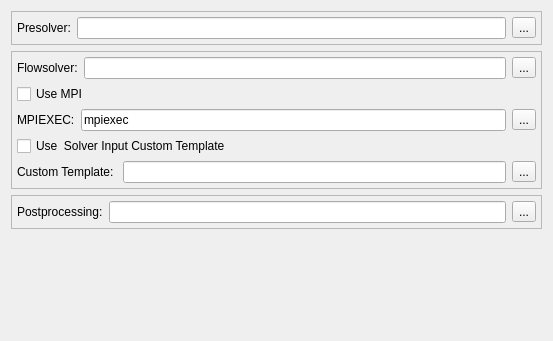
Above: Code/Source/Plugins/org.sv.gui.qt.simulation/src/internal/svSimulationPreferencePage.ui from SimVascular/SimVascular before the change. Below: the same form after it.
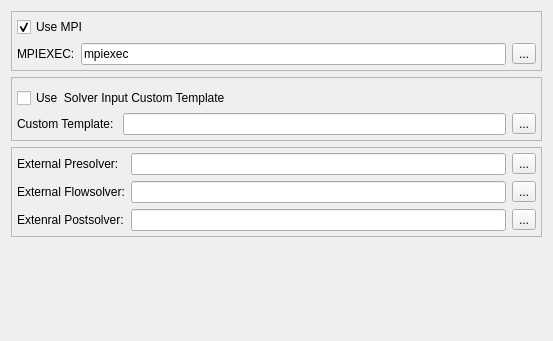
That is the form after the change.

Commit message: create a folder to export data or results; use external solvers if interal ones not exist

The edit to the form file:
```diff
--- a/Code/Source/Plugins/org.sv.gui.qt.simulation/src/internal/svSimulationPreferencePage.ui
+++ b/Code/Source/Plugins/org.sv.gui.qt.simulation/src/internal/svSimulationPreferencePage.ui
@@ -22,7 +22,7 @@
      <property name="frameShadow">
       <enum>QFrame::Raised</enum>
      </property>
-     <layout class="QGridLayout" name="gridLayout">
+     <layout class="QVBoxLayout" name="verticalLayout_3">
       <property name="leftMargin">
        <number>5</number>
       </property>
@@ -35,85 +35,6 @@
       <property name="bottomMargin">
        <number>5</number>
       </property>
-      <item row="0" column="0">
-       <widget class="QLabel" name="label">
-        <property name="text">
-         <string>Presolver:</string>
-        </property>
-       </widget>
-      </item>
-      <item row="0" column="1">
-       <widget class="QLineEdit" name="lineEditPresolverPath"/>
-      </item>
-      <item row="0" column="2">
-       <widget class="QToolButton" name="toolButtonPresolver">
-        <property name="text">
-         <string>...</string>
-        </property>
-       </widget>
-      </item>
-     </layout>
-    </widget>
-   </item>
-   <item>
-    <widget class="QFrame" name="frame_4">
-     <property name="frameShape">
-      <enum>QFrame::StyledPanel</enum>
-     </property>
-     <property name="frameShadow">
-      <enum>QFrame::Raised</enum>
-     </property>
-     <layout class="QVBoxLayout" name="verticalLayout_2">
-      <property name="spacing">
-       <number>5</number>
-      </property>
-      <property name="leftMargin">
-       <number>5</number>
-      </property>
-      <property name="topMargin">
-       <number>5</number>
-      </property>
-      <property name="rightMargin">
-       <number>5</number>
-      </property>
-      <property name="bottomMargin">
-       <number>5</number>
-      </property>
-      <item>
-       <widget class="QWidget" name="widget_2" native="true">
-        <layout class="QGridLayout" name="gridLayout_3">
-         <property name="leftMargin">
-          <number>0</number>
-         </property>
-         <property name="topMargin">
-          <number>0</number>
-         </property>
-         <property name="rightMargin">
-          <number>0</number>
-         </property>
-         <property name="bottomMargin">
-          <number>0</number>
-         </property>
-         <item row="0" column="0">
-          <widget class="QLabel" name="label_2">
-           <property name="text">
-            <string>Flowsolver:</string>
-           </property>
-          </widget>
-         </item>
-         <item row="0" column="2">
-          <widget class="QToolButton" name="toolButtonFlowsolver">
-           <property name="text">
-            <string>...</string>
-           </property>
-          </widget>
-         </item>
-         <item row="0" column="1">
-          <widget class="QLineEdit" name="lineEditFlowsolverPath"/>
-         </item>
-        </layout>
-       </widget>
-      </item>
       <item>
        <widget class="QWidget" name="widget_3" native="true">
         <layout class="QHBoxLayout" name="horizontalLayout_2">
@@ -134,6 +55,9 @@
            <property name="text">
             <string>Use MPI   </string>
            </property>
+           <property name="checked">
+            <bool>true</bool>
+           </property>
           </widget>
          </item>
         </layout>
@@ -178,6 +102,51 @@
         </layout>
        </widget>
       </item>
+     </layout>
+    </widget>
+   </item>
+   <item>
+    <widget class="QFrame" name="frame_4">
+     <property name="frameShape">
+      <enum>QFrame::StyledPanel</enum>
+     </property>
+     <property name="frameShadow">
+      <enum>QFrame::Raised</enum>
+     </property>
+     <layout class="QVBoxLayout" name="verticalLayout_2">
+      <property name="spacing">
+       <number>5</number>
+      </property>
+      <property name="leftMargin">
+       <number>5</number>
+      </property>
+      <property name="topMargin">
+       <number>5</number>
+      </property>
+      <property name="rightMargin">
+       <number>5</number>
+      </property>
+      <property name="bottomMargin">
+       <number>5</number>
+      </property>
+      <item>
+       <widget class="QWidget" name="widget_2" native="true">
+        <layout class="QGridLayout" name="gridLayout_3">
+         <property name="leftMargin">
+          <number>0</number>
+         </property>
+         <property name="topMargin">
+          <number>0</number>
+         </property>
+         <property name="rightMargin">
+          <number>0</number>
+         </property>
+         <property name="bottomMargin">
+          <number>0</number>
+         </property>
+        </layout>
+       </widget>
+      </item>
       <item>
        <widget class="QWidget" name="widget" native="true">
         <layout class="QHBoxLayout" name="horizontalLayout">
@@ -262,23 +231,57 @@
       <property name="bottomMargin">
        <number>5</number>
       </property>
-      <item row="0" column="0">
-       <widget class="QLabel" name="label_3">
+      <item row="1" column="2">
+       <widget class="QToolButton" name="toolButtonFlowsolver">
         <property name="text">
-         <string>Postprocessing:</string>
+         <string>...</string>
         </property>
        </widget>
       </item>
-      <item row="0" column="1">
+      <item row="1" column="1">
+       <widget class="QLineEdit" name="lineEditFlowsolverPath"/>
+      </item>
+      <item row="2" column="1">
        <widget class="QLineEdit" name="lineEditPostsolverPath"/>
       </item>
-      <item row="0" column="2">
+      <item row="2" column="2">
        <widget class="QToolButton" name="toolButtonPostsolver">
         <property name="text">
          <string>...</string>
         </property>
        </widget>
       </item>
+      <item row="2" column="0">
+       <widget class="QLabel" name="label_3">
+        <property name="text">
+         <string>Extenral Postsolver:</string>
+        </property>
+       </widget>
+      </item>
+      <item row="1" column="0">
+       <widget class="QLabel" name="label_2">
+        <property name="text">
+         <string>External Flowsolver:</string>
+        </property>
+       </widget>
+      </item>
+      <item row="0" column="0">
+       <widget class="QLabel" name="label">
+        <property name="text">
+         <string>External Presolver:</string>
+        </property>
+       </widget>
+      </item>
+      <item row="0" column="1">
+       <widget class="QLineEdit" name="lineEditPresolverPath"/>
+      </item>
+      <item row="0" column="2">
+       <widget class="QToolButton" name="toolButtonPresolver">
+        <property name="text">
+         <string>...</string>
+        </property>
+       </widget>
+      </item>
      </layout>
     </widget>
    </item>
```
The commit also changes 6 other files.
